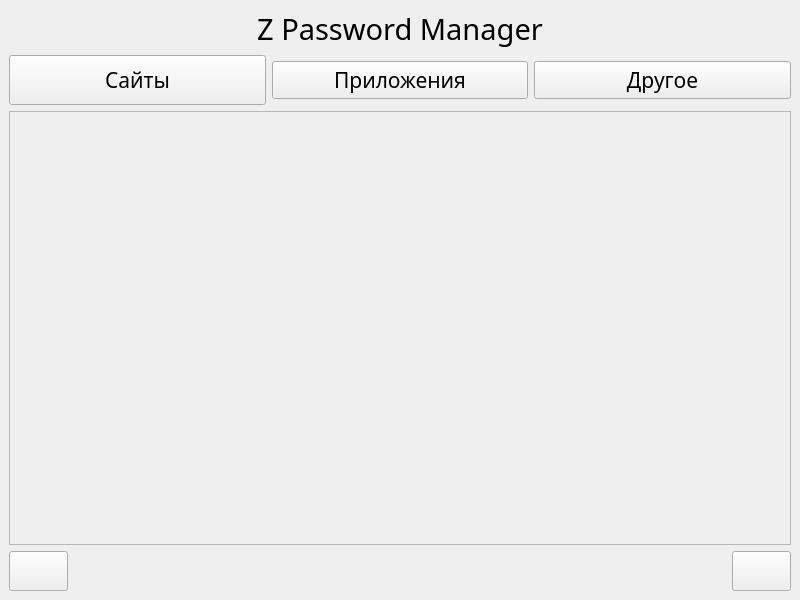
Above: password-manager/ui/main.ui from anastasiabrigistt/ciakod-project before the change. Below: the same form after it.
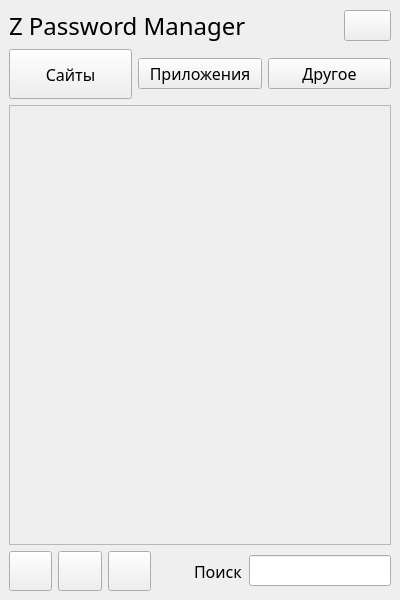
That is the form after the change. Icons and pictures are not drawn.

Commit message: add search bar and corner position

The edit to the form file:
```diff
--- a/password-manager/ui/main.ui
+++ b/password-manager/ui/main.ui
@@ -6,26 +6,26 @@
    <rect>
     <x>0</x>
     <y>0</y>
-    <width>800</width>
+    <width>400</width>
     <height>600</height>
    </rect>
   </property>
   <property name="minimumSize">
    <size>
-    <width>800</width>
+    <width>400</width>
     <height>600</height>
    </size>
   </property>
   <property name="maximumSize">
    <size>
-    <width>800</width>
-    <height>600</height>
+    <width>400</width>
+    <height>800</height>
    </size>
   </property>
   <property name="font">
    <font>
     <family>Microsoft YaHei UI Light</family>
-    <pointsize>16</pointsize>
+    <pointsize>12</pointsize>
    </font>
   </property>
   <property name="windowTitle">
@@ -34,20 +34,51 @@
   <widget class="QWidget" name="centralwidget">
    <layout class="QVBoxLayout" name="verticalLayout">
     <item>
-     <widget class="QLabel" name="label">
-      <property name="font">
-       <font>
-        <family>Microsoft YaHei UI Light</family>
-        <pointsize>22</pointsize>
-       </font>
-      </property>
-      <property name="text">
-       <string>Z Password Manager</string>
-      </property>
-      <property name="alignment">
-       <set>Qt::AlignmentFlag::AlignCenter</set>
-      </property>
-     </widget>
+     <layout class="QHBoxLayout" name="horizontalLayout_3">
+      <item>
+       <widget class="QLabel" name="label">
+        <property name="font">
+         <font>
+          <family>Microsoft YaHei UI Light</family>
+          <pointsize>18</pointsize>
+         </font>
+        </property>
+        <property name="text">
+         <string>Z Password Manager</string>
+        </property>
+       </widget>
+      </item>
+      <item>
+       <spacer name="horizontalSpacer_2">
+        <property name="orientation">
+         <enum>Qt::Horizontal</enum>
+        </property>
+        <property name="sizeHint" stdset="0">
+         <size>
+          <width>40</width>
+          <height>20</height>
+         </size>
+        </property>
+       </spacer>
+      </item>
+      <item>
+       <widget class="QPushButton" name="closeButton">
+        <property name="styleSheet">
+         <string notr="true">background-color: transparent;
+hover: {
+	background-color: rgb(100,100,100)
+}</string>
+        </property>
+        <property name="text">
+         <string/>
+        </property>
+        <property name="icon">
+         <iconset theme="QIcon::ThemeIcon::ApplicationExit">
+          <normaloff>.</normaloff>.</iconset>
+        </property>
+       </widget>
+      </item>
+     </layout>
     </item>
     <item>
      <layout class="QHBoxLayout" name="horizontalLayout">
@@ -98,8 +129,8 @@
           <rect>
            <x>0</x>
            <y>0</y>
-           <width>778</width>
-           <height>428</height>
+           <width>378</width>
+           <height>433</height>
           </rect>
          </property>
          <layout class="QVBoxLayout" name="verticalLayout_3">
@@ -108,9 +139,6 @@
           </item>
           <item>
            <spacer name="verticalSpacer_3">
-            <property name="orientation">
-             <enum>Qt::Orientation::Vertical</enum>
-            </property>
             <property name="sizeHint" stdset="0">
              <size>
               <width>20</width>
@@ -149,19 +177,6 @@
         </property>
        </widget>
       </item>
-      <item>
-       <spacer name="horizontalSpacer">
-        <property name="orientation">
-         <enum>Qt::Orientation::Horizontal</enum>
-        </property>
-        <property name="sizeHint" stdset="0">
-         <size>
-          <width>20</width>
-          <height>40</height>
-         </size>
-        </property>
-       </spacer>
-      </item>
       <item>
        <widget class="QPushButton" name="settingsButton">
         <property name="minimumSize">
@@ -180,7 +195,51 @@
          <string/>
         </property>
         <property name="icon">
-         <iconset theme="QIcon::ThemeIcon::DocumentProperties"/>
+         <iconset theme="QIcon::ThemeIcon::DocumentProperties">
+          <normaloff>.</normaloff>.</iconset>
+        </property>
+       </widget>
+      </item>
+      <item>
+       <widget class="QPushButton" name="ontop_button">
+        <property name="minimumSize">
+         <size>
+          <width>40</width>
+          <height>40</height>
+         </size>
+        </property>
+        <property name="text">
+         <string/>
+        </property>
+       </widget>
+      </item>
+      <item>
+       <spacer name="horizontalSpacer">
+        <property name="orientation">
+         <enum>Qt::Horizontal</enum>
+        </property>
+        <property name="sizeHint" stdset="0">
+         <size>
+          <width>40</width>
+          <height>20</height>
+         </size>
+        </property>
+       </spacer>
+      </item>
+      <item>
+       <widget class="QLabel" name="label_2">
+        <property name="text">
+         <string>Поиск</string>
+        </property>
+       </widget>
+      </item>
+      <item>
+       <widget class="QLineEdit" name="searchEdit">
+        <property name="sizePolicy">
+         <sizepolicy hsizetype="MinimumExpanding" vsizetype="Fixed">
+          <horstretch>0</horstretch>
+          <verstretch>0</verstretch>
+         </sizepolicy>
         </property>
        </widget>
       </item>
```
Left out of the diff: 5 changed lines with no effect on the pictures. The commit also changes 8 other files.
